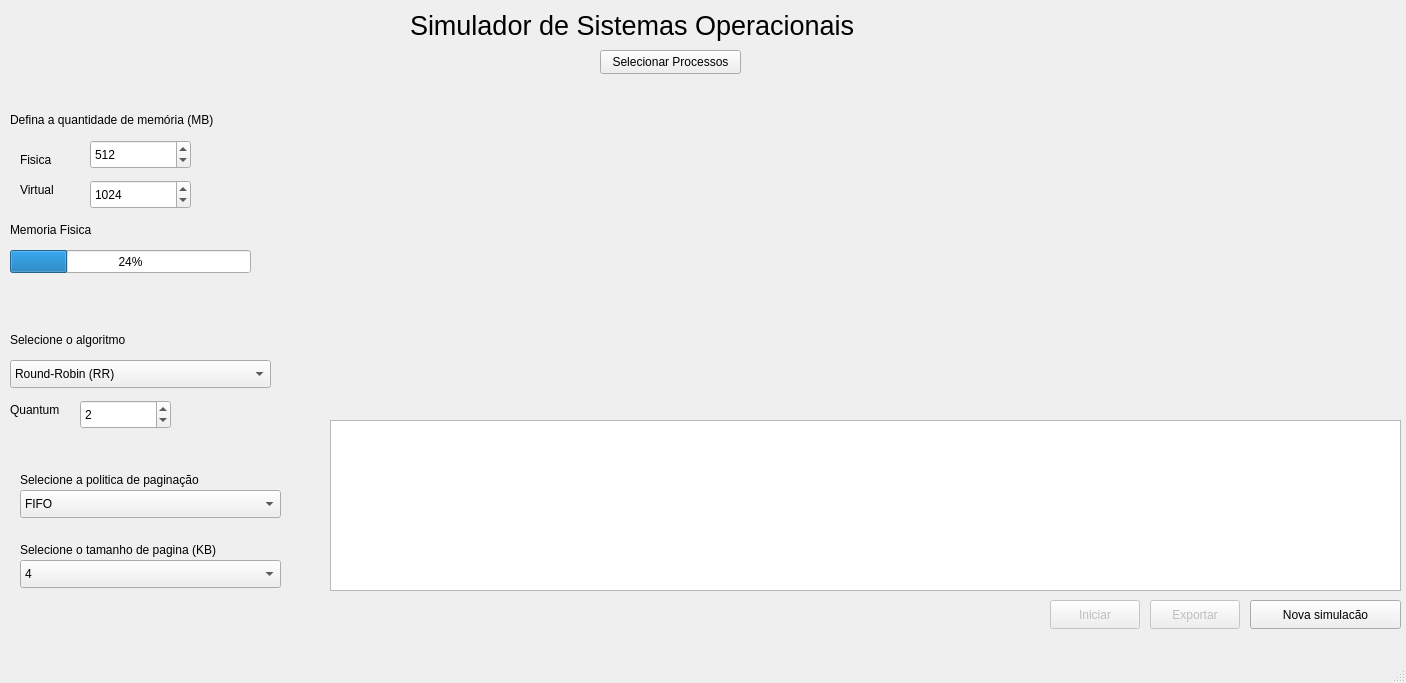
Old version of the form Projeto_SO/mainwindow.ui in the repository lwyo1/Simulador-de-Sistemas-Operacionais.
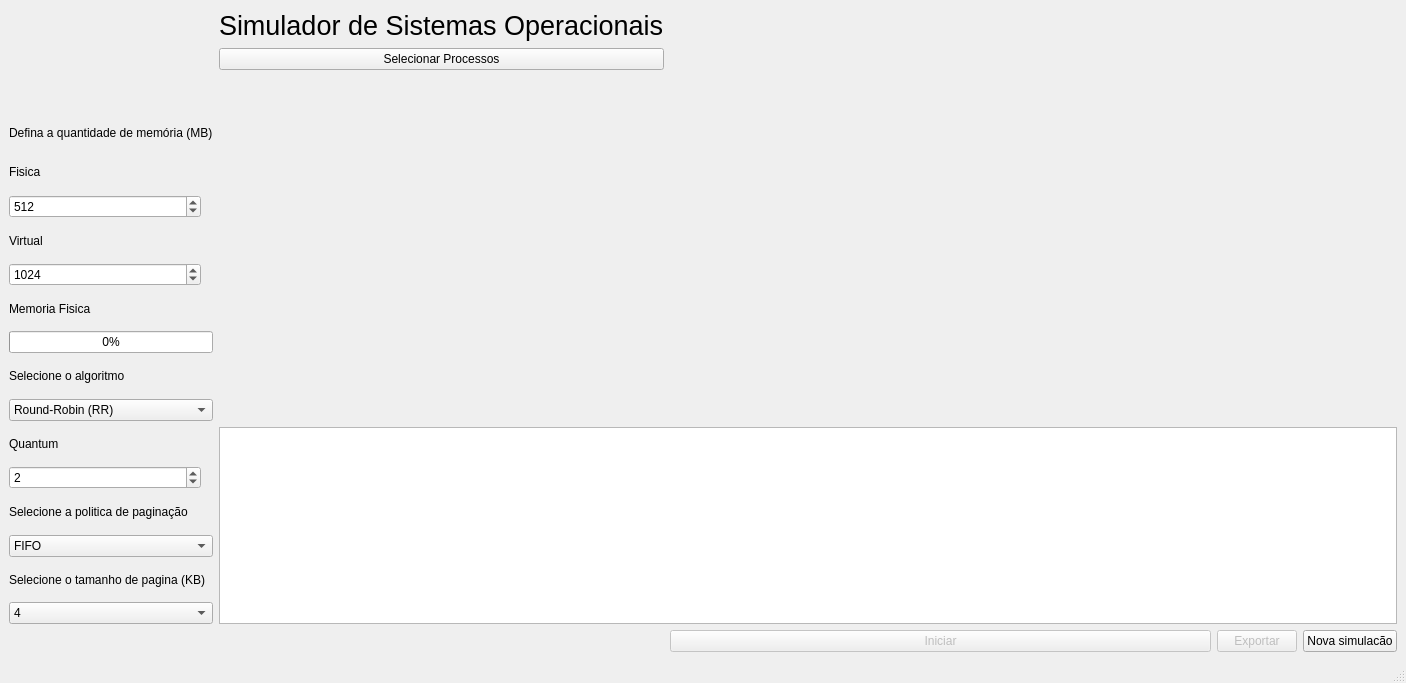
New version of the form. Custom widgets are drawn as their Qt base class.

Commit message:
Fix: corrigido contador de páginas expulsas para memória virtual
- Bug: parâmetro com mesmo nome do atributo em Report causava
  self-assignment (paginasNaVirtual = paginasNaVirtual)
- Corrigido nome do parâmetro no construtor de Report
- CSV sem page faults agora exibe corretamente 0 expulsões

What changed in the file:
```diff
--- a/Projeto_SO/mainwindow.ui
+++ b/Projeto_SO/mainwindow.ui
@@ -17,81 +17,66 @@
    <string>Simulador SO</string>
   </property>
   <widget class="QWidget" name="centralwidget">
-   <widget class="QLabel" name="label">
-    <property name="geometry">
-     <rect>
-      <x>410</x>
-      <y>0</y>
-      <width>561</width>
-      <height>51</height>
-     </rect>
-    </property>
-    <property name="font">
-     <font>
-      <pointsize>20</pointsize>
-     </font>
-    </property>
+   <layout class="QGridLayout" name="gridLayout" columnstretch="1,0,0,0,3,0,0">
+    <item row="8" column="0" colspan="3">
+     <widget class="QLabel" name="labelProgressMemoria">
     <property name="text">
-     <string>Simulador de Sistemas Operacionais</string>
-    </property>
-   </widget>
+       <string>Memoria Fisica</string>
+      </property>
+     </widget>
+    </item>
+    <item row="9" column="0" colspan="3">
+     <widget class="QProgressBar" name="progressMemoria">
+      <property name="value">
+       <number>0</number>
+      </property>
+     </widget>
+    </item>
+    <item row="1" column="3">
    <widget class="QPushButton" name="buttonSelecionaCSV">
-    <property name="geometry">
-     <rect>
-      <x>600</x>
-      <y>50</y>
-      <width>141</width>
-      <height>24</height>
-     </rect>
-    </property>
     <property name="text">
      <string>Selecionar Processos</string>
     </property>
    </widget>
-   <widget class="QLabel" name="label_2">
-    <property name="geometry">
-     <rect>
-      <x>10</x>
-      <y>110</y>
-      <width>271</width>
-      <height>20</height>
-     </rect>
+    </item>
+    <item row="18" column="5">
+     <widget class="QPushButton" name="btnExportar">
+      <property name="enabled">
+       <bool>false</bool>
     </property>
     <property name="text">
-     <string>Defina a quantidade de memória (MB)</string>
-    </property>
-   </widget>
-   <widget class="QSpinBox" name="spinMemVirtual">
-    <property name="geometry">
-     <rect>
-      <x>90</x>
-      <y>180</y>
-      <width>101</width>
-      <height>29</height>
-     </rect>
+       <string>Exportar</string>
+      </property>
+     </widget>
+    </item>
+    <item row="18" column="4">
+     <widget class="QPushButton" name="buttonIniciar">
+      <property name="enabled">
+       <bool>false</bool>
+      </property>
+      <property name="text">
+       <string>Iniciar</string>
+      </property>
+     </widget>
+    </item>
+    <item row="13" column="0">
+     <widget class="QSpinBox" name="spinQuantum">
+      <property name="enabled">
+       <bool>true</bool>
     </property>
     <property name="minimum">
-     <number>256</number>
+       <number>1</number>
     </property>
     <property name="maximum">
-     <number>8191</number>
-    </property>
-    <property name="singleStep">
-     <number>256</number>
+       <number>20</number>
     </property>
     <property name="value">
-     <number>1024</number>
-    </property>
-   </widget>
+       <number>2</number>
+      </property>
+     </widget>
+    </item>
+    <item row="5" column="0">
    <widget class="QSpinBox" name="spinMemFisica">
-    <property name="geometry">
-     <rect>
-      <x>90</x>
-      <y>140</y>
-      <width>101</width>
-      <height>29</height>
-     </rect>
-    </property>
     <property name="minimum">
      <number>128</number>
     </property>
@@ -105,54 +90,33 @@
      <number>512</number>
     </property>
    </widget>
-   <widget class="QLabel" name="label_3">
-    <property name="geometry">
-     <rect>
-      <x>20</x>
-      <y>150</y>
-      <width>63</width>
-      <height>20</height>
-     </rect>
-    </property>
+    </item>
+    <item row="17" column="0" colspan="3">
+     <widget class="QComboBox" name="comboTamanhoPaginacao">
+      <item>
+       <property name="text">
+        <string>4</string>
+       </property>
+      </item>
+      <item>
     <property name="text">
-     <string>Fisica</string>
-    </property>
-   </widget>
-   <widget class="QLabel" name="label_4">
-    <property name="geometry">
-     <rect>
-      <x>20</x>
-      <y>180</y>
-      <width>63</width>
-      <height>20</height>
-     </rect>
-    </property>
+        <string>8</string>
+       </property>
+      </item>
+      <item>
     <property name="text">
-     <string>Virtual</string>
-    </property>
-   </widget>
-   <widget class="QLabel" name="label_5">
-    <property name="geometry">
-     <rect>
-      <x>10</x>
-      <y>330</y>
-      <width>161</width>
-      <height>20</height>
-     </rect>
-    </property>
+        <string>16</string>
+       </property>
+      </item>
+      <item>
     <property name="text">
-     <string>Selecione o algoritmo</string>
-    </property>
-   </widget>
+        <string>32</string>
+       </property>
+      </item>
+     </widget>
+    </item>
+    <item row="11" column="0" colspan="3">
    <widget class="QComboBox" name="comboAlgoritmo">
-    <property name="geometry">
-     <rect>
-      <x>10</x>
-      <y>360</y>
-      <width>261</width>
-      <height>28</height>
-     </rect>
-    </property>
     <item>
      <property name="text">
       <string>Round-Robin (RR)</string>
@@ -169,91 +133,80 @@
      </property>
     </item>
    </widget>
-   <widget class="QSpinBox" name="spinQuantum">
-    <property name="enabled">
-     <bool>true</bool>
-    </property>
-    <property name="geometry">
-     <rect>
-      <x>80</x>
-      <y>400</y>
-      <width>91</width>
-      <height>29</height>
-     </rect>
-    </property>
-    <property name="minimum">
-     <number>1</number>
-    </property>
-    <property name="maximum">
-     <number>20</number>
-    </property>
-    <property name="value">
-     <number>2</number>
-    </property>
-   </widget>
-   <widget class="QLabel" name="labelQuantum">
-    <property name="enabled">
-     <bool>true</bool>
-    </property>
-    <property name="geometry">
-     <rect>
-      <x>10</x>
-      <y>400</y>
-      <width>63</width>
-      <height>20</height>
-     </rect>
-    </property>
+    </item>
+    <item row="18" column="6">
+     <widget class="QPushButton" name="buttonNovaSim">
     <property name="text">
-     <string>Quantum</string>
-    </property>
-   </widget>
-   <widget class="QComboBox" name="comboPoliticaPaginacao">
-    <property name="geometry">
-     <rect>
-      <x>20</x>
-      <y>490</y>
-      <width>261</width>
-      <height>28</height>
-     </rect>
-    </property>
-    <item>
-     <property name="text">
-      <string>FIFO</string>
-     </property>
+       <string>Nova simulacão</string>
+      </property>
+     </widget>
     </item>
-    <item>
+    <item row="16" column="0" colspan="3">
+     <widget class="QLabel" name="label_7">
      <property name="text">
-      <string>LRU</string>
-     </property>
-    </item>
-    <item>
-     <property name="text">
-      <string>Ótimo</string>
-     </property>
-    </item>
-   </widget>
+       <string>Selecione o tamanho de pagina (KB)</string>
+      </property>
+     </widget>
+    </item>
+    <item row="14" column="0" colspan="3">
    <widget class="QLabel" name="label_6">
-    <property name="geometry">
-     <rect>
-      <x>20</x>
-      <y>470</y>
-      <width>241</width>
-      <height>20</height>
-     </rect>
-    </property>
     <property name="text">
      <string>Selecione a politica de paginação</string>
     </property>
    </widget>
+    </item>
+    <item row="6" column="0" colspan="2">
+     <widget class="QLabel" name="label_4">
+      <property name="text">
+       <string>Virtual</string>
+      </property>
+     </widget>
+    </item>
+    <item row="12" column="0">
+     <widget class="QLabel" name="labelQuantum">
+      <property name="enabled">
+       <bool>true</bool>
+      </property>
+      <property name="text">
+       <string>Quantum</string>
+      </property>
+     </widget>
+    </item>
+    <item row="4" column="0" colspan="2">
+     <widget class="QLabel" name="label_3">
+      <property name="text">
+       <string>Fisica</string>
+      </property>
+     </widget>
+    </item>
+    <item row="3" column="0" colspan="3">
+     <widget class="QLabel" name="label_2">
+      <property name="text">
+       <string>Defina a quantidade de memória (MB)</string>
+      </property>
+     </widget>
+    </item>
+    <item row="0" column="3">
+     <widget class="QLabel" name="label">
+      <property name="font">
+       <font>
+        <pointsize>20</pointsize>
+       </font>
+      </property>
+      <property name="text">
+       <string>Simulador de Sistemas Operacionais</string>
+      </property>
+     </widget>
+    </item>
+    <item row="10" column="0" colspan="3">
+     <widget class="QLabel" name="label_5">
+      <property name="text">
+       <string>Selecione o algoritmo</string>
+      </property>
+     </widget>
+    </item>
+    <item row="2" column="3">
    <widget class="QLabel" name="labelArquivo">
-    <property name="geometry">
-     <rect>
-      <x>340</x>
-      <y>80</y>
-      <width>661</width>
-      <height>20</height>
-     </rect>
-    </property>
     <property name="text">
      <string/>
     </property>
@@ -261,39 +214,12 @@
      <set>Qt::AlignmentFlag::AlignCenter</set>
     </property>
    </widget>
-   <widget class="QPushButton" name="buttonIniciar">
-    <property name="enabled">
-     <bool>false</bool>
-    </property>
-    <property name="geometry">
-     <rect>
-      <x>1050</x>
-      <y>600</y>
-      <width>90</width>
-      <height>29</height>
-     </rect>
-    </property>
-    <property name="text">
-     <string>Iniciar</string>
-    </property>
-   </widget>
-   <widget class="QComboBox" name="comboTamanhoPaginacao">
-    <property name="geometry">
-     <rect>
-      <x>20</x>
-      <y>560</y>
-      <width>261</width>
-      <height>28</height>
-     </rect>
-    </property>
-    <item>
-     <property name="text">
-      <string>4</string>
-     </property>
     </item>
+    <item row="15" column="0" colspan="3">
+     <widget class="QComboBox" name="comboPoliticaPaginacao">
     <item>
      <property name="text">
-      <string>8</string>
+        <string>FIFO</string>
      </property>
     </item>
     <item>
@@ -307,97 +233,48 @@
      </property>
     </item>
    </widget>
-   <widget class="QLabel" name="label_7">
-    <property name="geometry">
-     <rect>
-      <x>20</x>
-      <y>540</y>
-      <width>251</width>
-      <height>20</height>
-     </rect>
-    </property>
-    <property name="text">
-     <string>Selecione o tamanho de pagina (KB)</string>
-    </property>
-   </widget>
-   <widget class="QPushButton" name="buttonNovaSim">
-    <property name="geometry">
-     <rect>
-      <x>1250</x>
-      <y>600</y>
-      <width>151</width>
-      <height>29</height>
-     </rect>
-    </property>
-    <property name="text">
-     <string>Nova simulacão</string>
-    </property>
-   </widget>
-   <widget class="QProgressBar" name="progressMemoria">
-    <property name="geometry">
-     <rect>
-      <x>10</x>
-      <y>250</y>
-      <width>241</width>
-      <height>23</height>
-     </rect>
+    </item>
+    <item row="7" column="0">
+     <widget class="QSpinBox" name="spinMemVirtual">
+      <property name="minimum">
+       <number>256</number>
+      </property>
+      <property name="maximum">
+       <number>8191</number>
+      </property>
+      <property name="singleStep">
+       <number>256</number>
     </property>
     <property name="value">
-     <number>24</number>
-    </property>
-   </widget>
-   <widget class="QLabel" name="labelProgressMemoria">
-    <property name="geometry">
-     <rect>
-      <x>10</x>
-      <y>220</y>
-      <width>111</width>
-      <height>20</height>
-     </rect>
-    </property>
-    <property name="text">
-     <string>Memoria Fisica</string>
-    </property>
-   </widget>
+       <number>1024</number>
+      </property>
+     </widget>
+    </item>
+    <item row="12" column="3" rowspan="6" colspan="4">
    <widget class="QTextEdit" name="textRelatorio">
-    <property name="geometry">
-     <rect>
-      <x>330</x>
-      <y>420</y>
-      <width>1071</width>
-      <height>171</height>
-     </rect>
-    </property>
     <property name="readOnly">
      <bool>true</bool>
     </property>
    </widget>
-   <widget class="GanttWidget" name="widgetGantt" native="true">
-    <property name="geometry">
-     <rect>
-      <x>330</x>
-      <y>100</y>
-      <width>1071</width>
-      <height>301</height>
-     </rect>
-    </property>
-   </widget>
-   <widget class="QPushButton" name="btnExportar">
-    <property name="enabled">
-     <bool>false</bool>
-    </property>
-    <property name="geometry">
-     <rect>
-      <x>1150</x>
-      <y>600</y>
-      <width>90</width>
-      <height>29</height>
-     </rect>
-    </property>
-    <property name="text">
-     <string>Exportar</string>
-    </property>
-   </widget>
+    </item>
+    <item row="3" column="3" rowspan="9" colspan="4">
+     <layout class="QVBoxLayout" name="layoutGantt">
+      <property name="spacing">
+       <number>6</number>
+      </property>
+      <item>
+       <widget class="QWidget" name="widgetGantt" native="true">
+        <property name="sizePolicy">
+         <sizepolicy hsizetype="Preferred" vsizetype="Expanding">
+          <horstretch>0</horstretch>
+          <verstretch>0</verstretch>
+         </sizepolicy>
+        </property>
+       </widget>
+      </item>
+     </layout>
+    </item>
+   </layout>
   </widget>
   <widget class="QMenuBar" name="menubar">
    <property name="geometry">
@@ -411,14 +288,6 @@
   </widget>
   <widget class="QStatusBar" name="statusbar"/>
  </widget>
- <customwidgets>
-  <customwidget>
-   <class>GanttWidget</class>
-   <extends>QWidget</extends>
-   <header>ganttwidget.h</header>
-   <container>1</container>
-  </customwidget>
- </customwidgets>
  <resources/>
  <connections/>
 </ui>
```
Left out of the diff: 4 changed lines with no effect on the pictures. Lines whose indentation alone changed are shown as unchanged. The commit also changes 7 other files.
